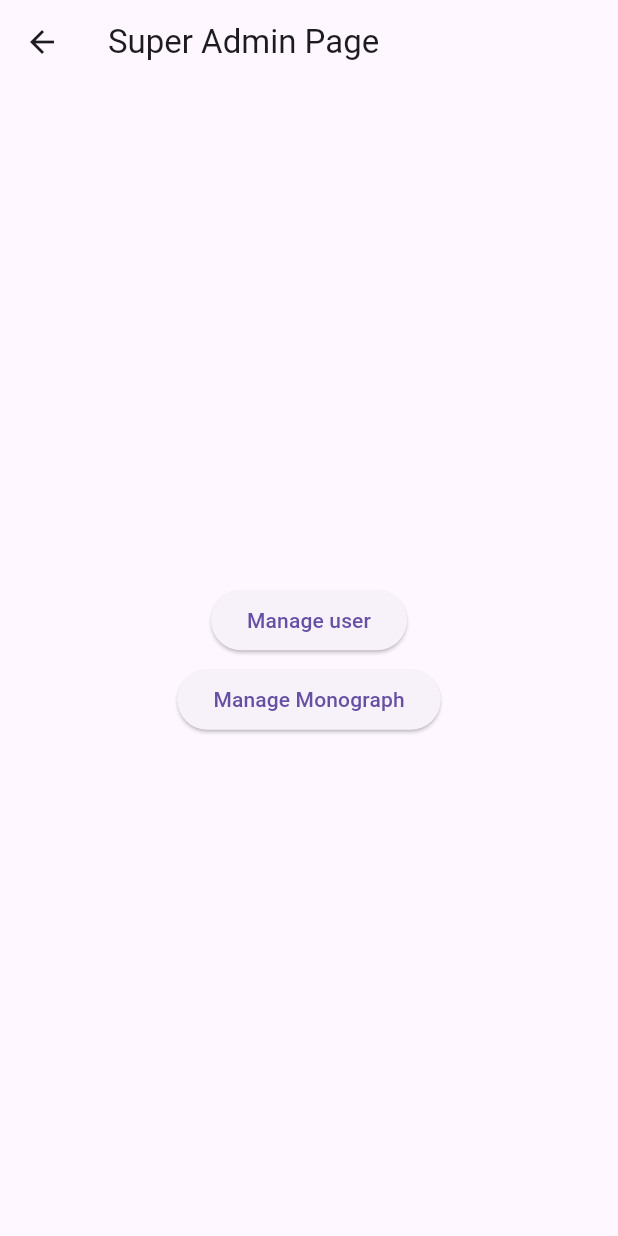
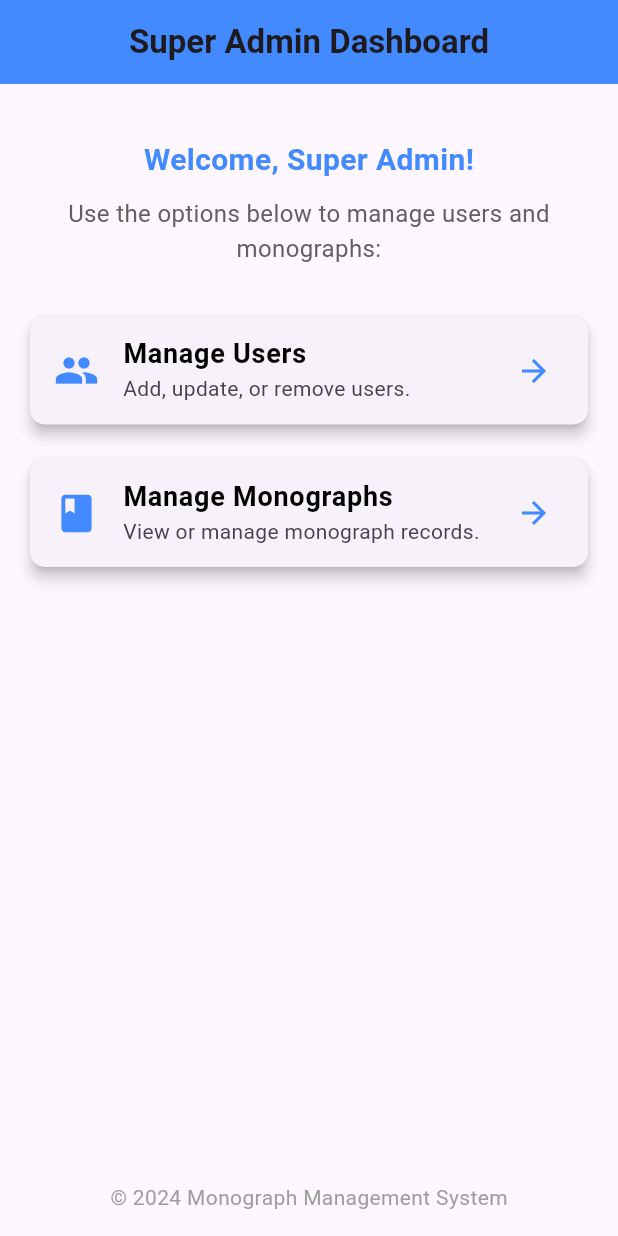
Before and after one commit to Nesarahmad1380/Monograph_Management_System, a Flutter app: the SuperAdminPage screen opened directly, on a phone screen of 412 x 824 dp. Run offline on Flutter 3.47's test engine with Material 3 defaults, Android fonts, the phone set to English and light mode, and no system bars; our stand-ins replace flutter_riverpod, google_fonts, shared_preferences; accounts and stored records are empty.

Commit message:
bring changes in super admin page

```diff
--- a/lib/Screens/AboutPage.dart
+++ b/lib/Screens/AboutPage.dart
@@ -28,7 +28,7 @@ class _About_ScreenState extends ConsumerState<About_Screen> {
                     .transparent, // Optional: Set background color to transparent or any color
                 child: ClipOval(
                   child: Image.asset(
-                    'image/nsh1.jpg',
+                    'images/nsh1.jpg',
                     fit: BoxFit
                         .cover, // Ensures the image covers the circular area properly
                     width:
--- a/lib/Screens/SuperAdmin/SuperAdmainPage.dart
+++ b/lib/Screens/SuperAdmin/SuperAdmainPage.dart
@@ -14,31 +14,92 @@ class _SuperAdminPageState extends State<SuperAdminPage> {
   Widget build(BuildContext context) {
     return Scaffold(
       appBar: AppBar(
-        title: Text('Super Admin Page'),
+        title: Text(
+          'Super Admin Dashboard',
+          style: TextStyle(fontSize: 22, fontWeight: FontWeight.bold),
+        ),
+        backgroundColor: Colors.blueAccent,
+        centerTitle: true,
       ),
-      body: Center(
+      body: Padding(
+        padding: const EdgeInsets.all(16.0),
         child: Column(
-          mainAxisAlignment: MainAxisAlignment.center,
+          mainAxisAlignment: MainAxisAlignment.start,
+          crossAxisAlignment: CrossAxisAlignment.center,
           children: [
-            ElevatedButton(
-                onPressed: () {
+            SizedBox(height: 20),
+            Text(
+              'Welcome, Super Admin!',
+              style: TextStyle(
+                fontSize: 20,
+                fontWeight: FontWeight.bold,
+                color: Colors.blueAccent,
+              ),
+            ),
+            SizedBox(height: 10),
+            Text(
+              'Use the options below to manage users and monographs:',
+              style: TextStyle(
+                fontSize: 16,
+                color: Colors.grey[700],
+              ),
+              textAlign: TextAlign.center,
+            ),
+            SizedBox(height: 30),
+            Card(
+              elevation: 4,
+              shape: RoundedRectangleBorder(
+                borderRadius: BorderRadius.circular(10),
+              ),
+              child: ListTile(
+                leading: Icon(Icons.group, color: Colors.blueAccent, size: 30),
+                title: Text(
+                  'Manage Users',
+                  style: TextStyle(
+                      fontSize: 18,
+                      fontWeight: FontWeight.bold,
+                      color: Colors.black),
+                ),
+                subtitle: Text('Add, update, or remove users.'),
+                trailing: Icon(Icons.arrow_forward, color: Colors.blueAccent),
+                onTap: () {
                   Navigator.push(
                       context,
                       MaterialPageRoute(
                           builder: (context) => USerManagementPage()));
                 },
-                child: Text('Manage user')),
-            SizedBox(
-              height: 5,
+              ),
             ),
-            ElevatedButton(
-                onPressed: () {
+            SizedBox(height: 15),
+            Card(
+              elevation: 4,
+              shape: RoundedRectangleBorder(
+                borderRadius: BorderRadius.circular(10),
+              ),
+              child: ListTile(
+                leading: Icon(Icons.book, color: Colors.blueAccent, size: 30),
+                title: Text(
+                  'Manage Monographs',
+                  style: TextStyle(
+                      fontSize: 18,
+                      fontWeight: FontWeight.bold,
+                      color: Colors.black),
+                ),
+                subtitle: Text('View or manage monograph records.'),
+                trailing: Icon(Icons.arrow_forward, color: Colors.blueAccent),
+                onTap: () {
                   Navigator.push(
                       context,
                       MaterialPageRoute(
                           builder: (context) => Monographmanagemenpage()));
                 },
-                child: Text('Manage Monograph'))
+              ),
+            ),
+            Spacer(),
+            Text(
+              '© 2024 Monograph Management System',
+              style: TextStyle(fontSize: 14, color: Colors.grey),
+            ),
           ],
         ),
       ),
--- a/lib/Screens/userScreens/LoginPage.dart
+++ b/lib/Screens/userScreens/LoginPage.dart
@@ -1,6 +1,7 @@
 import 'package:flutter/material.dart';
 import 'package:google_fonts/google_fonts.dart';
 import 'package:monograph_management_system/Screens/MonographScreen/ViewMonographPage.dart';
+import 'package:monograph_management_system/Screens/SuperAdmin/SuperAdmainPage.dart';
 import 'package:monograph_management_system/Screens/userScreens/RagisterPage.dart';
 
 class LoginPage extends StatefulWidget {
@@ -16,6 +17,8 @@ class _LoginPageState extends State<LoginPage> {
   final TextEditingController _passwordController = TextEditingController();
 
   void _validateFields() {
+    String username = _emailController.text;
+    String password = _passwordController.text;
     if (_emailController.text.isEmpty || _passwordController.text.isEmpty) {
       showDialog(
         context: context,
@@ -30,9 +33,27 @@ class _LoginPageState extends State<LoginPage> {
           ],
         ),
       );
+    }
+    if (username == "nesarahmad" && password == "12345") {
+      // Navigate to Super Admin Page if credentials are correct
+      Navigator.pushReplacement(
+        context,
+        MaterialPageRoute(builder: (context) => SuperAdminPage()),
+      );
     } else {
-      Navigator.push(context,
-          MaterialPageRoute(builder: (context) => ViewMonographPage()));
+      showDialog(
+        context: context,
+        builder: (context) => AlertDialog(
+          title: const Text('Error'),
+          content: const Text('Enter correct username and password.'),
+          actions: [
+            TextButton(
+              onPressed: () => Navigator.pop(context),
+              child: const Text('OK'),
+            ),
+          ],
+        ),
+      );
     }
   }
 
@@ -78,8 +99,6 @@ class _LoginPageState extends State<LoginPage> {
                   keyboardType: TextInputType.emailAddress,
                 ),
                 const SizedBox(height: 15),
-                // Add this variable to toggle password visibility.
-
                 TextField(
                   controller: _passwordController,
                   decoration: InputDecoration(
@@ -104,8 +123,7 @@ class _LoginPageState extends State<LoginPage> {
                   obscureText:
                       !_isPasswordVisible, // Toggle password visibility.
                 ),
-
-                const SizedBox(height: 20),
+                SizedBox(height: 20),
                 ElevatedButton(
                   onPressed: _validateFields,
                   style: ElevatedButton.styleFrom(
```
